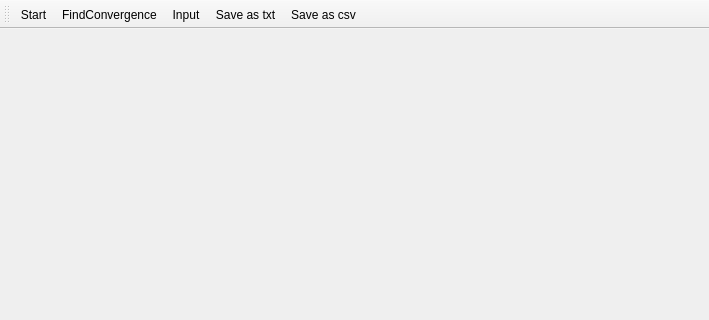
Benncs/Liquid-Solid-Extraction-simulator-, file mainwindow.ui: the form before one commit; both pictures show x 0 to 709 and y 0 to 320 of the 709 by 535 pixel window.
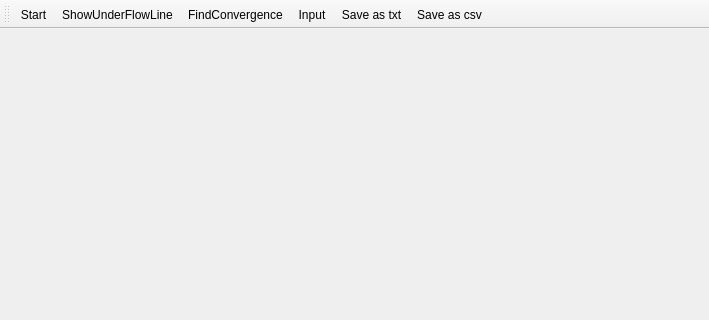
The form after the commit. Icons and pictures are not drawn.

Commit message: commented + show underflow line + other minor changes

```diff
--- a/mainwindow.ui
+++ b/mainwindow.ui
@@ -30,6 +30,7 @@
     <bool>false</bool>
    </attribute>
    <addaction name="actionStart"/>
+   <addaction name="actionShowUnderFlowLine"/>
    <addaction name="actionFindConvergence"/>
    <addaction name="actionInput"/>
    <addaction name="actionSave_as_txt"/>
@@ -80,6 +81,15 @@
     <string>FindConvergence</string>
    </property>
   </action>
+  <action name="actionShowUnderFlowLine">
+   <property name="icon">
+    <iconset resource="Ressources/ressources.qrc">
+     <normaloff>:/Toolbar/Line.ico</normaloff>:/Toolbar/Line.ico</iconset>
+   </property>
+   <property name="text">
+    <string>ShowUnderFlowLine</string>
+   </property>
+  </action>
  </widget>
  <resources>
   <include location="Ressources/ressources.qrc"/>
```
The commit also changes 35 other files.
